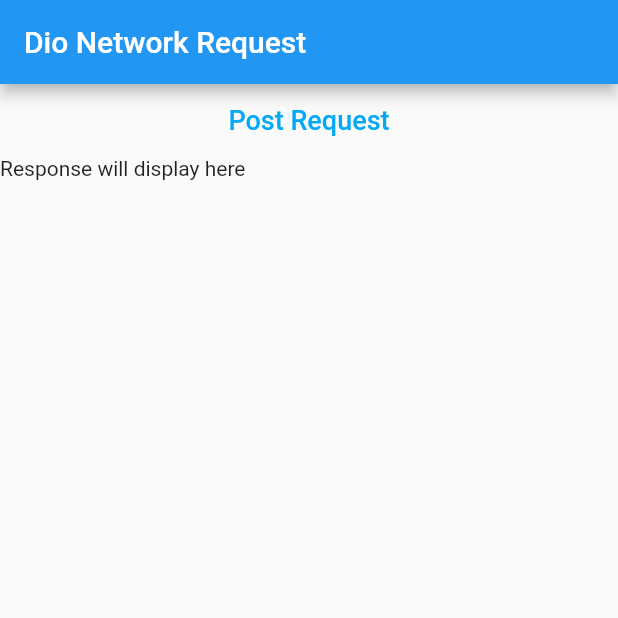
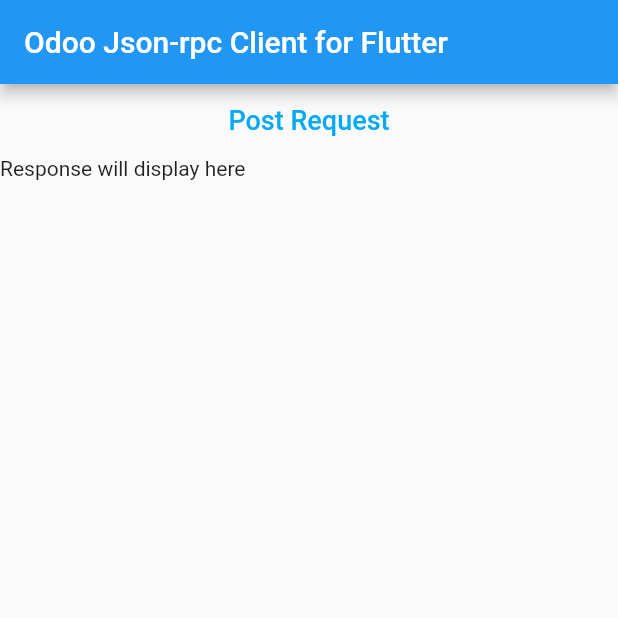
Before and after one commit to kasim1011/odoo_json_rpc_flutter, a Flutter app: the screen it shows after launch, on a phone screen of 412 x 824 dp, the top half of it. Run offline on Flutter 3.47's test engine with Material 2 defaults, Android fonts, the phone set to English and light mode, and no system bars; our stand-ins replace cookie_jar, device_info, dio, dio_cookie_manager; missing offline and left inert: dio_flutter_transformer.

Commit message:
update app title

```diff
--- a/lib/main.dart
+++ b/lib/main.dart
@@ -12,11 +12,11 @@ class MyApp extends StatelessWidget {
   @override
   Widget build(BuildContext context) {
     return MaterialApp(
-      title: 'Dio Network Request',
+      title: 'Odoo Json-rpc Client for Flutter',
       theme: ThemeData(
         primarySwatch: Colors.blue,
       ),
-      home: HomePage(title: 'Dio Network Request'),
+      home: HomePage(title: 'Odoo Json-rpc Client for Flutter'),
     );
   }
 }
```
